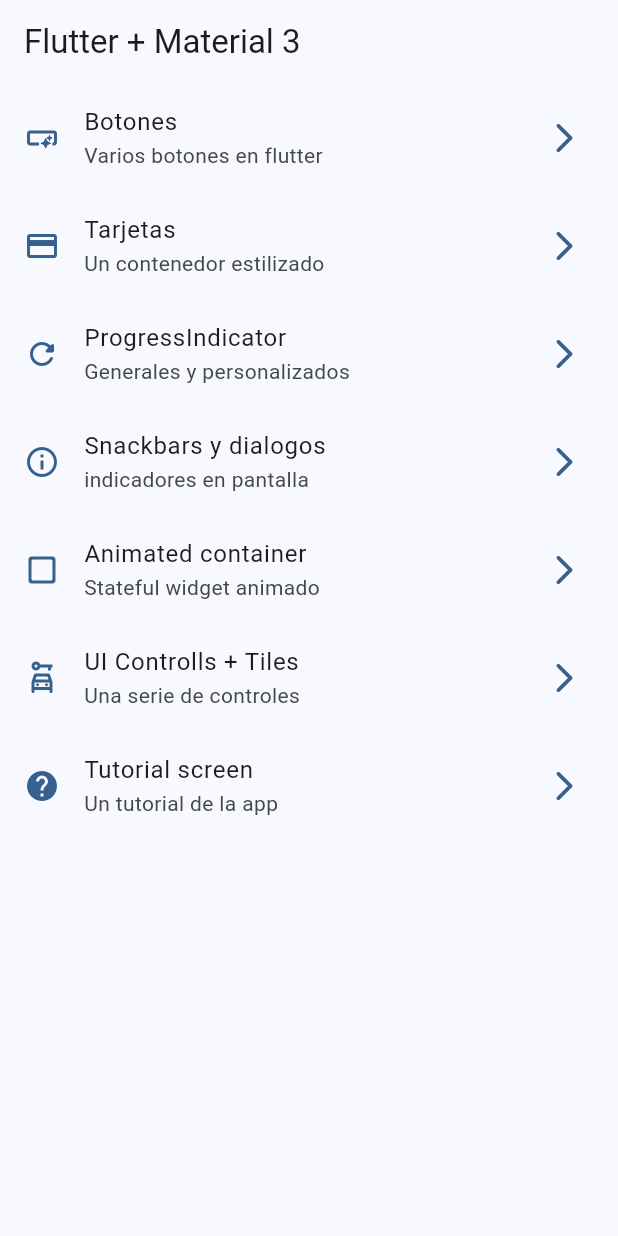
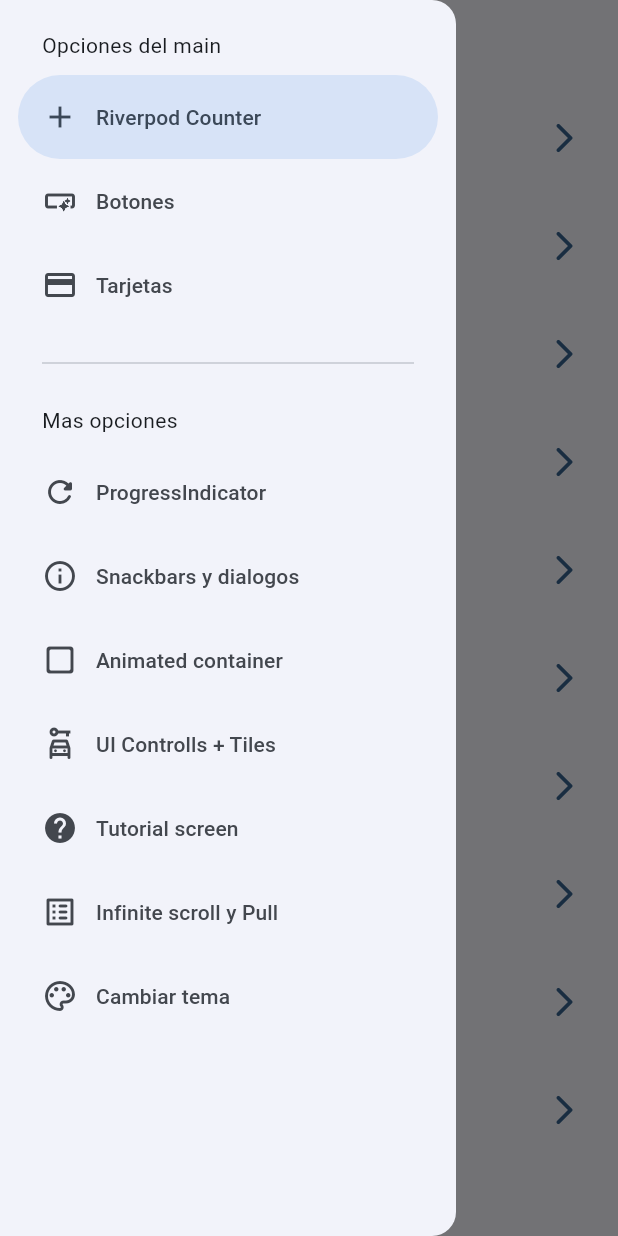
Before and after one commit to carloschamorrohn/widgets_app, a Flutter app: the screen it shows after launch, with the side drawer open (before the commit the screen has no drawer), on a phone screen of 412 x 824 dp. Run offline on Flutter 3.47's test engine with Material 3 defaults, Android fonts, the phone set to English and light mode, and no system bars; our stand-ins replace animate_do, flutter_riverpod, go_router.

Commit message:
antes de statenotifier

```diff
--- a/lib/config/menu/menu_items.dart
+++ b/lib/config/menu/menu_items.dart
@@ -15,6 +15,12 @@ class MenuItem {
 }
 
 const appMenuItems = <MenuItem>[
+  MenuItem(
+    title: 'Riverpod Counter',
+    subtitle: 'Introduccion a riverpod',
+    link: '/counter-river',
+    icon: Icons.add,
+  ),
   MenuItem(
     title: 'Botones',
     subtitle: 'Varios botones en flutter',
@@ -57,4 +63,16 @@ const appMenuItems = <MenuItem>[
     link: '/tutorial',
     icon: Icons.help,
   ),
+  MenuItem(
+    title: 'Infinite scroll y Pull',
+    subtitle: 'Listas infinitas y pull to refresh',
+    link: '/infinite',
+    icon: Icons.list_alt_rounded,
+  ),
+  MenuItem(
+    title: 'Cambiar tema',
+    subtitle: 'Cambiar tema de la app',
+    link: '/theme-changer',
+    icon: Icons.color_lens_outlined,
+  ),
 ];
--- /dev/null
+++ b/lib/config/presentation/providers/counter_provider.dart
@@ -0,0 +1,3 @@
+import 'package:flutter_riverpod/flutter_riverpod.dart';
+
+final counterProvider = StateProvider<int>((ref) => 5);
--- /dev/null
+++ b/lib/config/presentation/providers/theme_provider.dart
@@ -0,0 +1,11 @@
+import 'package:flutter_riverpod/flutter_riverpod.dart';
+import 'package:widgets_app/config/theme/app_theme.dart';
+
+// Listado de colores inmutable
+final colorListProvider = Provider((ref) => colorList);
+
+//Un simple boolean
+final isDarkModeProvider = StateProvider<bool>((ref) => false);
+
+//Un simple entero
+final selectedColorProvider = StateProvider<int>((ref) => 0);
--- a/lib/config/presentation/screens.dart
+++ b/lib/config/presentation/screens.dart
@@ -1,9 +1,12 @@
+
 export 'package:widgets_app/config/presentation/screens/animated/animated_screen.dart';
 export 'package:widgets_app/config/presentation/screens/app_tutorial/app_tutorial_screen.dart';
 export 'package:widgets_app/config/presentation/screens/buttons/buttons_screen.dart';
 export 'package:widgets_app/config/presentation/screens/cards/cards_screen.dart';
+export 'package:widgets_app/config/presentation/screens/counter/counter_screen.dart';
 export 'package:widgets_app/config/presentation/screens/home/home_screen.dart';
 export 'package:widgets_app/config/presentation/screens/infinite_scroll/infinite_scroll_screen.dart';
 export 'package:widgets_app/config/presentation/screens/progress/progress_screen.dart';
 export 'package:widgets_app/config/presentation/screens/snackbar/snackbar_screen.dart';
+export 'package:widgets_app/config/presentation/screens/theme_changer/theme_changer_screen.dart';
 export 'package:widgets_app/config/presentation/screens/ui_controls/ui_controls_screen.dart';
--- a/lib/config/presentation/screens/home/home_screen.dart
+++ b/lib/config/presentation/screens/home/home_screen.dart
@@ -1,7 +1,7 @@
 import 'package:flutter/material.dart';
 import 'package:go_router/go_router.dart';
 import 'package:widgets_app/config/menu/menu_items.dart';
-import 'package:widgets_app/config/presentation/screens/cards/cards_screen.dart';
+import 'package:widgets_app/config/presentation/widgets/side_menu.dart';
 
 class HomeScreen extends StatelessWidget {
   static const String name = 'home_screen';
@@ -9,11 +9,14 @@ class HomeScreen extends StatelessWidget {
 
   @override
   Widget build(BuildContext context) {
+    final scaffoldKey = GlobalKey<ScaffoldState>();
     return Scaffold(
+      key: scaffoldKey,
       appBar: AppBar(
         title: const Text('Flutter + Material 3'),
       ),
-      body: _HomeView(),
+      body: const _HomeView(),
+      drawer: SideMenu(scaffoldKey: scaffoldKey,),
     );
   }
 }
--- /dev/null
+++ b/lib/config/presentation/widgets/side_menu.dart
@@ -0,0 +1,53 @@
+import 'package:flutter/material.dart';
+import 'package:go_router/go_router.dart';
+import 'package:widgets_app/config/menu/menu_items.dart';
+
+class SideMenu extends StatefulWidget {
+  final GlobalKey<ScaffoldState> scaffoldKey;
+  const SideMenu({super.key, required this.scaffoldKey});
+
+  @override
+  State<SideMenu> createState() => _SideMenuState();
+}
+
+class _SideMenuState extends State<SideMenu> {
+  int navDrawerIndex = 0;
+  @override
+  Widget build(BuildContext context) {
+    final hasNotch = MediaQuery.of(context).viewPadding.top > 35;
+
+    return NavigationDrawer(
+      selectedIndex: navDrawerIndex,
+      onDestinationSelected: (value) {
+        setState(() {
+          navDrawerIndex = value;
+        });
+        final menuItem = appMenuItems[value];
+        context.push(menuItem.link);
+        widget.scaffoldKey.currentState?.closeDrawer();
+      },
+      children: [
+        Padding(
+          padding: EdgeInsets.fromLTRB(28, hasNotch ? 10 : 20, 16, 10),
+          child: const Text('Opciones del main'),
+        ),
+        ...appMenuItems
+            .sublist(0, 3)
+            .map((item) => NavigationDrawerDestination(
+                icon: Icon(item.icon), label: Text(item.title)))
+            .toList(),
+        const Padding(
+            padding: EdgeInsets.fromLTRB(28, 16, 28, 10), child: Divider()),
+        const Padding(
+          padding: EdgeInsets.fromLTRB(28, 10, 16, 10),
+          child: Text('Mas opciones'),
+        ),
+        ...appMenuItems
+            .sublist(3)
+            .map((item) => NavigationDrawerDestination(
+                icon: Icon(item.icon), label: Text(item.title)))
+            .toList()
+      ],
+    );
+  }
+}
--- a/lib/config/router/app_router.dart
+++ b/lib/config/router/app_router.dart
@@ -48,5 +48,20 @@ final appRouter = GoRouter(
       name: AppTutorialScreen.name,
       builder: (context, state) => const AppTutorialScreen(),
     ),
+    GoRoute(
+      path: '/infinite',
+      name: InfiniteScrollScreen.name,
+      builder: (context, state) => const InfiniteScrollScreen(),
+    ),
+    GoRoute(
+      path: '/counter-river',
+      name: CounterScreen.name,
+      builder: (context, state) => const CounterScreen(),
+    ),
+    GoRoute(
+      path: '/theme-changer',
+      name: ThemeChangerScreen.name,
+      builder: (context, state) => const ThemeChangerScreen(),
+    ),
   ],
 );
--- a/lib/config/theme/app_theme.dart
+++ b/lib/config/theme/app_theme.dart
@@ -16,13 +16,15 @@ const colorList = <Color>[
 
 class AppTheme {
   final int selectedColor;
+  final bool isDarkMode;
 
-  AppTheme({this.selectedColor = 0})
+  AppTheme({this.isDarkMode = false,this.selectedColor = 0})
       : assert(selectedColor >= 0, 'selectedColor must be more than 0'),
         assert(selectedColor < colorList.length, 'selectedColor must be less than ${colorList.length}');
 
   ThemeData getTheme() => ThemeData(
         useMaterial3: true,
+        brightness: isDarkMode ? Brightness.dark : Brightness.light,
         colorSchemeSeed: colorList[selectedColor],
         appBarTheme: const AppBarTheme(
           centerTitle: false
--- a/lib/main.dart
+++ b/lib/main.dart
@@ -1,21 +1,29 @@
 import 'package:flutter/material.dart';
+import 'package:flutter_riverpod/flutter_riverpod.dart';
+import 'package:widgets_app/config/presentation/providers/theme_provider.dart';
 import 'package:widgets_app/config/router/app_router.dart';
 import 'package:widgets_app/config/theme/app_theme.dart';
 
 void main() {
-  runApp(const MainApp());
+  runApp(
+    ProviderScope(child: const MainApp())
+    );
 }
 
-class MainApp extends StatelessWidget {
+class MainApp extends ConsumerWidget {
   const MainApp({super.key});
 
   @override
-  Widget build(BuildContext context) {
+  Widget build(BuildContext context,ref) {
+    final int selectedColor = ref.watch(selectedColorProvider);
+    final bool isDarkMode = ref.watch(isDarkModeProvider);
     return MaterialApp.router(
       title: 'Flutter Widgets',
       routerConfig: appRouter,
       debugShowCheckedModeBanner: false,
-      theme: AppTheme(selectedColor: 0).getTheme()
+      theme: AppTheme(
+        selectedColor: selectedColor,
+        isDarkMode: isDarkMode).getTheme()
     );
   }
 }
--- a/pubspec.yaml
+++ b/pubspec.yaml
@@ -10,6 +10,7 @@ dependencies:
   animate_do: ^3.3.4
   flutter:
     sdk: flutter
+  flutter_riverpod: ^2.5.1
   go_router: ^13.2.1
 
 dev_dependencies:
```
Also changed, not shown: lib/config/presentation/screens/counter/counter_screen.dart (added, +40 -0 lines), lib/config/presentation/screens/infinite_scroll/infinite_scroll_screen.dart (+108 -2 lines), lib/config/presentation/screens/theme_changer/theme_changer_screen.dart (added, +57 -0 lines), pubspec.lock.
